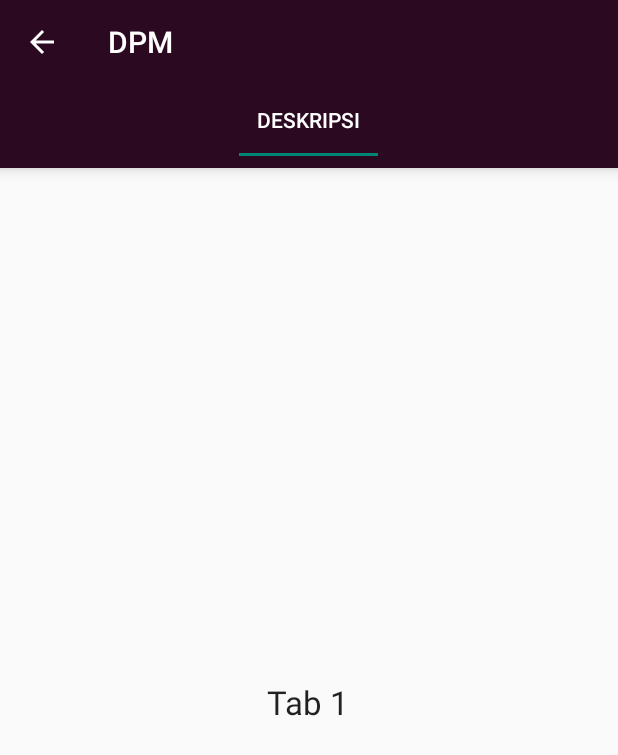
After one commit to khusika/khusika_apps_rajabrawijaya, an Android app: the DPMActivity screen opened directly, with no data from a screen before it, on a phone screen of 412 x 824 dp. The commit adds this screen. Shown: the top 755 px of the screen. Run offline under Robolectric (Android 15) with nearby library versions, the phone set to English and light mode, and no system bars.

Commit message:
Add EM, DPM, Kesehateraan Activity

```diff
--- /dev/null
+++ b/app/src/main/java/com/pit/rajabrawijaya/ohlkm/DPMActivity.java
@@ -0,0 +1,68 @@
+package com.pit.rajabrawijaya.ohlkm;
+
+import android.content.Intent;
+import android.os.Bundle;
+import android.support.design.widget.TabLayout;
+import android.support.v4.view.ViewPager;
+import android.support.v7.app.AppCompatActivity;
+import android.support.v7.widget.Toolbar;
+import android.view.View;
+
+import com.pit.rajabrawijaya.OHLKMActivity;
+import com.pit.rajabrawijaya.R;
+
+public class DPMActivity extends AppCompatActivity {
+
+    private Toolbar toolbar;
+    private Intent i;
+
+    @Override
+    protected void onCreate(Bundle savedInstanceState) {
+        super.onCreate(savedInstanceState);
+        setContentView(R.layout.activity_dpm);
+        toolbar = (Toolbar) findViewById(R.id.dpm_toolbar);
+        setupToolbar();
+
+        TabLayout tabLayout = (TabLayout) findViewById(R.id.dpm_tablayout);
+        tabLayout.addTab(tabLayout.newTab().setText(getString(R.string.tab1)));
+        tabLayout.setTabGravity(TabLayout.GRAVITY_FILL);
+
+        final ViewPager viewPager = (ViewPager) findViewById(R.id.dpm_pager);
+        final DPMPagerAdapter adapter = new DPMPagerAdapter
+                (getSupportFragmentManager(), tabLayout.getTabCount());
+        viewPager.setAdapter(adapter);
+        viewPager.addOnPageChangeListener(new TabLayout.TabLayoutOnPageChangeListener(tabLayout));
+        tabLayout. addOnTabSelectedListener(new TabLayout.OnTabSelectedListener() {
+            @Override
+            public void onTabSelected(TabLayout.Tab tab) {
+                viewPager.setCurrentItem(tab.getPosition());
+            }
+
+            @Override
+            public void onTabUnselected(TabLayout.Tab tab) {
+
+            }
+
+            @Override
+            public void onTabReselected(TabLayout.Tab tab) {
+
+            }
+        });
+    }
+    private void setupToolbar(){
+        toolbar.setTitle(getString(R.string.dpm_title));
+        setSupportActionBar(toolbar);
+        if (getSupportActionBar() !=null){
+            getSupportActionBar().setDisplayHomeAsUpEnabled(true);
+            getSupportActionBar().setDisplayShowHomeEnabled(true);
+        }
+        toolbar.setNavigationOnClickListener(new View.OnClickListener() {
+            @Override
+            public void onClick(View view) {
+                i = new Intent(DPMActivity.this, OHLKMActivity.class);
+                i.setFlags(Intent.FLAG_ACTIVITY_CLEAR_TOP);
+                startActivity(i);
+            }
+        });
+    }
+}
--- /dev/null
+++ b/app/src/main/java/com/pit/rajabrawijaya/ohlkm/DPMPagerAdapter.java
@@ -0,0 +1,35 @@
+package com.pit.rajabrawijaya.ohlkm;
+
+import android.support.v4.app.Fragment;
+import android.support.v4.app.FragmentManager;
+import android.support.v4.app.FragmentStatePagerAdapter;
+
+/**
+ * Created by khusika on 11/07/17.
+ */
+
+public class DPMPagerAdapter extends FragmentStatePagerAdapter {
+    int mNumOfTabs;
+
+    public DPMPagerAdapter(FragmentManager fm, int NumOfTabs) {
+        super(fm);
+        this.mNumOfTabs = NumOfTabs;
+    }
+
+    @Override
+    public Fragment getItem(int position) {
+
+        switch (position) {
+            case 0:
+                DPMTabFragment1 tab1 = new DPMTabFragment1();
+                return tab1;
+            default:
+                return null;
+        }
+    }
+
+    @Override
+    public int getCount() {
+        return mNumOfTabs;
+    }
+}
--- /dev/null
+++ b/app/src/main/java/com/pit/rajabrawijaya/ohlkm/DPMTabFragment1.java
@@ -0,0 +1,21 @@
+package com.pit.rajabrawijaya.ohlkm;
+
+import android.os.Bundle;
+import android.support.v4.app.Fragment;
+import android.view.LayoutInflater;
+import android.view.View;
+import android.view.ViewGroup;
+
+import com.pit.rajabrawijaya.R;
+
+/**
+ * Created by khusika on 11/07/17.
+ */
+
+public class DPMTabFragment1 extends Fragment {
+
+    @Override
+    public View onCreateView(LayoutInflater inflater, ViewGroup container, Bundle savedInstanceState) {
+        return inflater.inflate(R.layout.dpm_tabfragment1, container, false);
+    }
+}
--- /dev/null
+++ b/app/src/main/res/layout/activity_dpm.xml
@@ -0,0 +1,36 @@
+<RelativeLayout
+    xmlns:android="http://schemas.android.com/apk/res/android"
+    xmlns:app="http://schemas.android.com/apk/res-auto"
+    xmlns:tools="http://schemas.android.com/tools"
+    android:layout_width="match_parent"
+    android:layout_height="match_parent"
+    tools:context=".ohlkm.DPMActivity">
+
+    <android.support.v7.widget.Toolbar
+        android:id="@+id/dpm_toolbar"
+        android:layout_width="match_parent"
+        android:layout_height="wrap_content"
+        android:layout_alignParentTop="true"
+        android:background="?attr/colorPrimary"
+        android:elevation="6dp"
+        android:minHeight="?attr/actionBarSize"
+        android:theme="@style/ThemeOverlay.AppCompat.Dark.ActionBar"
+        app:popupTheme="@style/ThemeOverlay.AppCompat.Light"/>
+
+    <android.support.design.widget.TabLayout
+        android:id="@+id/dpm_tablayout"
+        android:layout_width="match_parent"
+        android:layout_height="wrap_content"
+        android:layout_below="@+id/dpm_toolbar"
+        android:background="?attr/colorPrimary"
+        android:elevation="6dp"
+        android:minHeight="?attr/actionBarSize"
+        android:theme="@style/ThemeOverlay.AppCompat.Dark.ActionBar"/>
+
+    <android.support.v4.view.ViewPager
+        android:id="@+id/dpm_pager"
+        android:layout_width="match_parent"
+        android:layout_height="fill_parent"
+        android:layout_below="@id/dpm_tablayout"/>
+
+</RelativeLayout>
--- /dev/null
+++ b/app/src/main/res/layout/dpm_tabfragment1.xml
@@ -0,0 +1,15 @@
+<?xml version="1.0" encoding="utf-8"?>
+<RelativeLayout xmlns:android="http://schemas.android.com/apk/res/android"
+    android:layout_width="match_parent"
+    android:layout_height="match_parent"
+    android:orientation="vertical">
+
+    <TextView
+        android:id="@+id/textView"
+        android:layout_width="wrap_content"
+        android:layout_height="wrap_content"
+        android:layout_centerInParent="true"
+        android:text="Tab 1"
+        android:textAppearance="?android:attr/textAppearanceLarge"/>
+
+</RelativeLayout>
--- a/app/src/main/res/values/strings.xml
+++ b/app/src/main/res/values/strings.xml
@@ -3,4 +3,8 @@
     <string name="pk2mu_title">PK2MU</string>
     <string name="pbpk_title">PBPK</string>
     <string name="ohlkm_title">OH LKM</string>
+    <string name="em_title">EM</string>
+    <string name="dpm_title">DPM</string>
+    <string name="kongres_title">Kongres Mahasiswa</string>
+    <string name="tab1">DESKRIPSI</string>
 </resources>
```
Also changed, not shown: app/src/main/AndroidManifest.xml (+10 -0 lines), app/src/main/java/com/pit/rajabrawijaya/OHLKMActivity.java (+28 -0 lines), app/src/main/java/com/pit/rajabrawijaya/ohlkm/EMActivity.java (added, +68 -0 lines), app/src/main/java/com/pit/rajabrawijaya/ohlkm/EMPagerAdapter.java (added, +35 -0 lines), app/src/main/java/com/pit/rajabrawijaya/ohlkm/EMTabFragment1.java (added, +21 -0 lines), app/src/main/java/com/pit/rajabrawijaya/ohlkm/KongresActivity.java (added, +68 -0 lines), app/src/main/java/com/pit/rajabrawijaya/ohlkm/KongresPagerAdapter.java (added, +35 -0 lines), app/src/main/java/com/pit/rajabrawijaya/ohlkm/KongresTabFragment1.java (added, +21 -0 lines), app/src/main/res/layout/activity_em.xml (added, +36 -0 lines), app/src/main/res/layout/activity_kongres.xml (added, +36 -0 lines), app/src/main/res/layout/em_tabfragment1.xml (added, +15 -0 lines), app/src/main/res/layout/kongres_tabfragment1.xml (added, +15 -0 lines).
